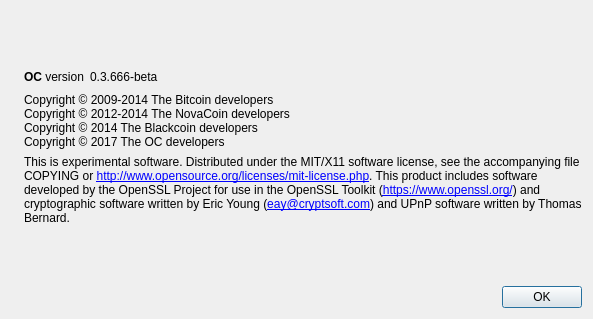
theone-and-not-only-coin/onecoin, file src/qt/forms/aboutdialog.ui: the form before one commit.
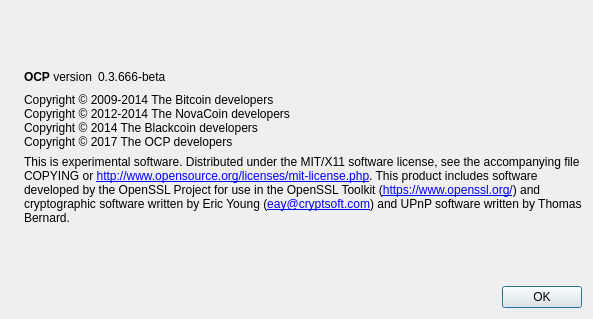
The form after the commit. Icons and pictures are not drawn.

The edit to the form file:
```diff
--- a/src/qt/forms/aboutdialog.ui
+++ b/src/qt/forms/aboutdialog.ui
@@ -50,7 +50,7 @@
           <cursorShape>IBeamCursor</cursorShape>
          </property>
          <property name="text">
-          <string>&lt;b&gt;OC&lt;/b&gt; version</string>
+          <string>&lt;b&gt;OCP&lt;/b&gt; version</string>
          </property>
          <property name="textInteractionFlags">
           <set>Qt::LinksAccessibleByMouse|Qt::TextSelectableByKeyboard|Qt::TextSelectableByMouse</set>
@@ -94,7 +94,7 @@
         <string>Copyright © 2009-2014 The Bitcoin developers
 Copyright © 2012-2014 The NovaCoin developers
 Copyright © 2014 The Blackcoin developers
-Copyright © 2017 The OC developers</string>
+Copyright © 2017 The OCP developers</string>
        </property>
        <property name="textInteractionFlags">
         <set>Qt::LinksAccessibleByMouse|Qt::TextSelectableByKeyboard|Qt::TextSelectableByMouse</set>
```
Left out of the diff: 2 changed lines with no effect on the pictures.
